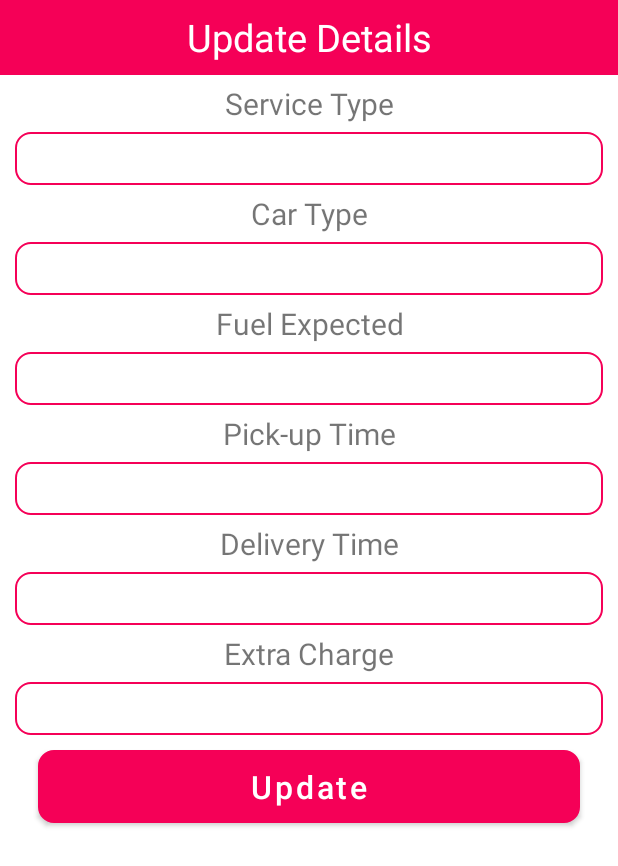
After one commit to pathumHewage/car_service_mobile_app, an Android app: the layout lcupdate_popup.xml on its own in the app's theme, with its tools: preview values and no code run, on a phone screen of 412 x 824 dp. The commit adds this screen. Shown: the top 866 px of the screen. Run offline under Robolectric (Android 15) with nearby library versions, the phone set to English and light mode, and no system bars.

Commit message:
Created Update Operation

```diff
--- a/app/build.gradle
+++ b/app/build.gradle
@@ -40,6 +40,7 @@ dependencies {
     implementation 'androidx.cardview:cardview:1.0.0'
     implementation 'com.github.bumptech.glide:glide:4.12.0'
     implementation 'de.hdodenhof:circleimageview:3.1.0'
+    implementation 'com.orhanobut:dialogplus:1.11@aar'
 
     testImplementation 'junit:junit:4.+'
     androidTestImplementation 'androidx.test.ext:junit:1.1.3'
--- a/app/src/main/java/com/example/car_service_wecarcare/lcMainAdapter.java
+++ b/app/src/main/java/com/example/car_service_wecarcare/lcMainAdapter.java
@@ -3,7 +3,10 @@ package com.example.car_service_wecarcare;
 import android.view.LayoutInflater;
 import android.view.View;
 import android.view.ViewGroup;
+import android.widget.Button;
+import android.widget.EditText;
 import android.widget.TextView;
+import android.widget.Toast;
 
 import androidx.annotation.NonNull;
 import androidx.recyclerview.widget.RecyclerView;
@@ -11,8 +14,16 @@ import androidx.recyclerview.widget.RecyclerView;
 import com.bumptech.glide.Glide;
 import com.firebase.ui.database.FirebaseRecyclerAdapter;
 import com.firebase.ui.database.FirebaseRecyclerOptions;
+import com.google.android.gms.tasks.OnFailureListener;
+import com.google.android.gms.tasks.OnSuccessListener;
+import com.google.firebase.database.FirebaseDatabase;
+import com.orhanobut.dialogplus.DialogPlus;
+import com.orhanobut.dialogplus.ViewHolder;
 
 import org.jetbrains.annotations.NotNull;
+
+import java.util.HashMap;
+import java.util.Map;
 
 import de.hdodenhof.circleimageview.CircleImageView;
 
@@ -46,6 +57,76 @@ public class lcMainAdapter extends FirebaseRecyclerAdapter<lcMainModel,lcMainAda
                 .error(R.drawable.common_google_signin_btn_icon_dark_normal)
                 .into(holder.img);
 
+        //update
+        holder.btnEdit.setOnClickListener(new View.OnClickListener() {
+            @Override
+            public void onClick(View v) {
+                final DialogPlus dialogPlus = DialogPlus.newDialog(holder.img.getContext())
+                        .setContentHolder(new ViewHolder(R.layout.lcupdate_popup))
+                        .setExpanded(true,1700)
+                        .create();
+
+                //dialogPlus.show();
+
+                View view = dialogPlus.getHolderView();
+
+                EditText sertype = view.findViewById(R.id.sertypetext);
+                EditText cartype = view.findViewById(R.id.cartypetext);
+                EditText fuelexpert = view.findViewById(R.id.fuelexperttext);
+                EditText picktime = view.findViewById(R.id.picktimetext);
+                EditText delitime = view.findViewById(R.id.delitimetext);
+                EditText extrachar = view.findViewById(R.id.extrachartext);
+
+                Button btnUpdate = view.findViewById(R.id.btnUpdate);
+
+                sertype.setText(model.getSertype());
+                cartype.setText(model.getCartype());
+                fuelexpert.setText(model.getFuelexpert());
+                picktime.setText(model.getPicktime());
+                delitime.setText(model.getDelitime());
+                extrachar.setText(model.getExtrachar());
+
+                dialogPlus.show();
+
+                btnUpdate.setOnClickListener(new View.OnClickListener() {
+                    @Override
+                    public void onClick(View view) {
+                        Map<String,Object> map = new HashMap<>();
+                        map.put("sertype",sertype.getText().toString());
+                        map.put("cartype",cartype.getText().toString());
+                        map.put("fuelexpert",fuelexpert.getText().toString());
+                        map.put("picktime",picktime.getText().toString());
+                        map.put("delitime",delitime.getText().toString());
+                        map.put("extrachar",extrachar.getText().toString());
+
+                        FirebaseDatabase.getInstance().getReference().child("vehicles")
+                                .child(getRef(position).getKey()).updateChildren(map)
+                                .addOnSuccessListener(new OnSuccessListener<Void>() {
+                                    @Override
+                                    public void onSuccess(Void unused) {
+                                        Toast.makeText(holder.sertype.getContext(), "Data Updated Successfully", Toast.LENGTH_SHORT).show();
+                                        dialogPlus.dismiss();
+                                    }
+                                })
+                                .addOnFailureListener(new OnFailureListener() {
+                                    @Override
+                                    public void onFailure(Exception e) {
+                                        Toast.makeText(holder.sertype.getContext(), "Error Occured On Update Data", Toast.LENGTH_SHORT).show();
+                                        dialogPlus.dismiss();
+                                    }
+                                });
+
+                    }
+                });
+
+            }
+        });
+
+
+
+
+
+
     }
 
     @NonNull
@@ -63,6 +144,8 @@ public class lcMainAdapter extends FirebaseRecyclerAdapter<lcMainModel,lcMainAda
         CircleImageView img;
         TextView sertype, cartype, fuelexpert, picktime, delitime, extrachar, surl;
 
+        Button btnEdit, btnDelete;
+
         public myViewHolder(@NonNull @NotNull View itemView) {
             super(itemView);
 
@@ -74,6 +157,9 @@ public class lcMainAdapter extends FirebaseRecyclerAdapter<lcMainModel,lcMainAda
             delitime = (TextView)itemView.findViewById(R.id.delitimetext);
             extrachar = (TextView)itemView.findViewById(R.id.extrachartext);
 
+            btnEdit = (Button)itemView.findViewById(R.id.btnEdit);
+            btnDelete = (Button)itemView.findViewById(R.id.btnDelete);
+
 
         }
     }
--- /dev/null
+++ b/app/src/main/res/drawable/lcrounded.xml
@@ -0,0 +1,10 @@
+<?xml version="1.0" encoding="utf-8"?>
+<shape xmlns:android="http://schemas.android.com/apk/res/android">
+
+    <solid android:color="#FFFFFF"/>
+    <stroke
+        android:width="1dp"
+        android:color="#F50057"/>
+    <corners
+        android:radius="10dp"/>
+</shape>
--- a/app/src/main/res/layout/lcmain_item.xml
+++ b/app/src/main/res/layout/lcmain_item.xml
@@ -5,6 +5,8 @@
     xmlns:app="http://schemas.android.com/apk/res-auto"
     app:cardCornerRadius="6dp"
     android:elevation="6dp"
+    android:paddingBottom="10dp"
+    android:layout_marginBottom="45dp"
     >
 
     <RelativeLayout
--- /dev/null
+++ b/app/src/main/res/layout/lcupdate_popup.xml
@@ -0,0 +1,149 @@
+<?xml version="1.0" encoding="utf-8"?>
+<LinearLayout xmlns:android="http://schemas.android.com/apk/res/android"
+    android:layout_width="match_parent"
+    android:layout_height="match_parent"
+    android:orientation="vertical"
+    >
+
+    <TextView
+        android:layout_width="match_parent"
+        android:layout_height="50dp"
+        android:text="Update Details"
+        android:background="@color/purple_500"
+        android:textSize="25dp"
+        android:gravity="center"
+        android:textColor="#FFF"/>
+
+
+
+
+    <TextView
+        android:layout_width="match_parent"
+        android:layout_height="wrap_content"
+        android:gravity="center"
+        android:textSize="20sp"
+        android:layout_marginTop="5dp"
+        android:layout_marginBottom="5dp"
+        android:text="Service Type"/>
+
+    <EditText
+        android:layout_width="match_parent"
+        android:layout_height="35dp"
+        android:layout_marginLeft="10dp"
+        android:layout_marginRight="10dp"
+        android:background="@drawable/lcrounded"
+        android:gravity="center"
+        android:id="@+id/sertypetext"/>
+
+
+    <TextView
+        android:layout_width="match_parent"
+        android:layout_height="wrap_content"
+        android:gravity="center"
+        android:textSize="20sp"
+        android:layout_marginTop="5dp"
+        android:layout_marginBottom="5dp"
+        android:text="Car Type"/>
+
+    <EditText
+        android:layout_width="match_parent"
+        android:layout_height="35dp"
+        android:layout_marginLeft="10dp"
+        android:layout_marginRight="10dp"
+        android:background="@drawable/lcrounded"
+        android:gravity="center"
+        android:id="@+id/cartypetext"/>
+
+
+    <TextView
+        android:layout_width="match_parent"
+        android:layout_height="wrap_content"
+        android:gravity="center"
+        android:textSize="20sp"
+        android:layout_marginTop="5dp"
+        android:layout_marginBottom="5dp"
+        android:text="Fuel Expected"/>
+
+    <EditText
+        android:layout_width="match_parent"
+        android:layout_height="35dp"
+        android:layout_marginLeft="10dp"
+        android:layout_marginRight="10dp"
+        android:background="@drawable/lcrounded"
+        android:gravity="center"
+        android:id="@+id/fuelexperttext"/>
+
+
+    <TextView
+        android:layout_width="match_parent"
+        android:layout_height="wrap_content"
+        android:gravity="center"
+        android:textSize="20sp"
+        android:layout_marginTop="5dp"
+        android:layout_marginBottom="5dp"
+        android:text="Pick-up Time"/>
+
+    <EditText
+        android:layout_width="match_parent"
+        android:layout_height="35dp"
+        android:layout_marginLeft="10dp"
+        android:layout_marginRight="10dp"
+        android:background="@drawable/lcrounded"
+        android:gravity="center"
+        android:id="@+id/picktimetext"/>
+
+
+    <TextView
+        android:layout_width="match_parent"
+        android:layout_height="wrap_content"
+        android:gravity="center"
+        android:textSize="20sp"
+        android:layout_marginTop="5dp"
+        android:layout_marginBottom="5dp"
+        android:text="Delivery Time"/>
+
+    <EditText
+        android:layout_width="match_parent"
+        android:layout_height="35dp"
+        android:layout_marginLeft="10dp"
+        android:layout_marginRight="10dp"
+        android:background="@drawable/lcrounded"
+        android:gravity="center"
+        android:id="@+id/delitimetext"/>
+
+
+    <TextView
+        android:layout_width="match_parent"
+        android:layout_height="wrap_content"
+        android:gravity="center"
+        android:textSize="20sp"
+        android:layout_marginTop="5dp"
+        android:layout_marginBottom="5dp"
+        android:text="Extra Charge"/>
+
+    <EditText
+        android:layout_width="match_parent"
+        android:layout_height="35dp"
+        android:layout_marginLeft="10dp"
+        android:layout_marginRight="10dp"
+        android:background="@drawable/lcrounded"
+        android:gravity="center"
+        android:id="@+id/extrachartext"/>
+
+    <Button
+        android:layout_width="match_parent"
+        android:layout_height="wrap_content"
+        android:layout_marginLeft="25dp"
+        android:layout_marginRight="25dp"
+        android:layout_marginTop="10dp"
+        android:text="Update"
+        android:textSize="21dp"
+        android:textAllCaps="false"
+        android:background="@drawable/lcrounded"
+        android:gravity="center"
+        android:backgroundTint="#F80101"
+        android:id="@+id/btnUpdate"/>
+
+
+
+</LinearLayout>
--- a/app/src/main/res/values/colors.xml
+++ b/app/src/main/res/values/colors.xml
@@ -1,7 +1,7 @@
 <?xml version="1.0" encoding="utf-8"?>
 <resources>
     <color name="purple_200">#FFBB86FC</color>
-    <color name="purple_500">#FF6200EE</color>
+    <color name="purple_500">#F50057</color>
     <color name="purple_700">#FF3700B3</color>
     <color name="teal_200">#FF03DAC5</color>
     <color name="teal_700">#FF018786</color>
```
